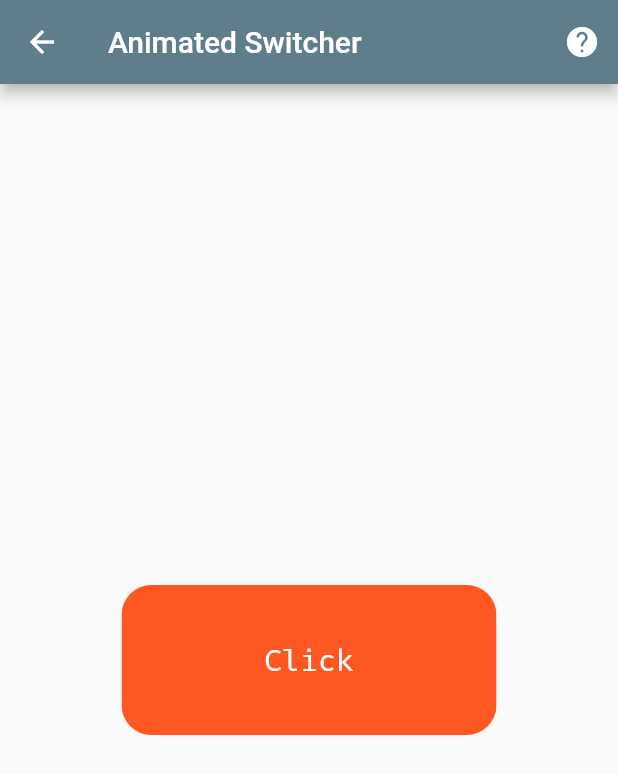
After one commit to nguyenlambuu/flutter100days, a Flutter app: the Day43AnimatedSwitcher screen opened directly, on a phone screen of 412 x 824 dp. The commit adds this screen. Shown: the top 774 px of the screen. Run offline on Flutter 3.47's test engine with Material 2 defaults, Android fonts, the light colour scheme and no system bars; our stand-ins replace get, google_fonts.

Commit message:
AnimatedSwitcher

```diff
--- a/_100_/lib/routes/routes.dart
+++ b/_100_/lib/routes/routes.dart
@@ -40,6 +40,7 @@ import '../screens/day_039_limited_box.dart';
 import '../screens/day_040_place_holder.dart';
 import '../screens/day_041_rich_text.dart';
 import '../screens/day_042_reorderable_listview.dart';
+import '../screens/day_043_animated_switcher.dart';
 
 Map _routes = {
   "SafeArea": Day1SafeArea(),
@@ -84,6 +85,7 @@ Map _routes = {
   "PlaceHolder": Day40PlaceHolder(),
   "RichText": Day41RichText(),
   "ReOrderListView": Day42ReorderableListView(),
+  "AnimatedSwitcher": Day43AnimatedSwitcher(),
 };
 
 get routes {
--- /dev/null
+++ b/_100_/lib/screens/day_043_animated_switcher.dart
@@ -0,0 +1,83 @@
+import 'package:flutter/material.dart';
+
+import '../components/help_icon_button.dart';
+
+class Day43AnimatedSwitcher extends StatefulWidget {
+  @override
+  _Day43AnimatedSwitcherState createState() => _Day43AnimatedSwitcherState();
+}
+
+class _Day43AnimatedSwitcherState extends State<Day43AnimatedSwitcher> {
+  var _viewItem;
+
+  var _widthItem = ClipRRect(
+    child: Container(
+      color: Colors.deepOrange,
+      width: 250,
+      height: 100,
+      child: Center(
+        child: Text(
+          "Click",
+          style: TextStyle(fontSize: 20, color: Colors.white),
+        ),
+      ),
+    ),
+    borderRadius: BorderRadius.circular(20),
+  );
+  var _heightItem = ClipRRect(
+    child: Container(
+      color: Colors.teal,
+      width: 100,
+      height: 250,
+      child: Center(
+        child: Text(
+          "Click",
+          style: TextStyle(fontSize: 20, color: Colors.white),
+        ),
+      ),
+    ),
+    borderRadius: BorderRadius.circular(10),
+  );
+
+  @override
+  void initState() {
+    super.initState();
+    _viewItem = _widthItem;
+  }
+
+  @override
+  Widget build(BuildContext context) {
+    return Scaffold(
+      appBar: AppBar(
+        title: Text('Animated Switcher'),
+        actions: [
+          HelpIconButton(
+              url:
+                  'https://api.flutter.dev/flutter/widgets/AnimatedSwitcher-class.html')
+        ],
+      ),
+      body: SafeArea(
+        child: GestureDetector(
+          onTap: () {
+            setState(() {
+              _viewItem = _viewItem == _widthItem ? _heightItem : _widthItem;
+            });
+          },
+          child: Center(
+            child: AnimatedSwitcher(
+              child: Container(
+                child: _viewItem,
+                key: ValueKey<ClipRRect>(_viewItem),
+              ),
+              duration: Duration(milliseconds: 200),
+              transitionBuilder: (child, animation) => ScaleTransition(
+                scale: Tween(begin: 0.0, end: 1.0).animate(animation),
+                child: child,
+              ),
+            ),
+          ),
+        ),
+      ),
+    );
+  }
+}
```
